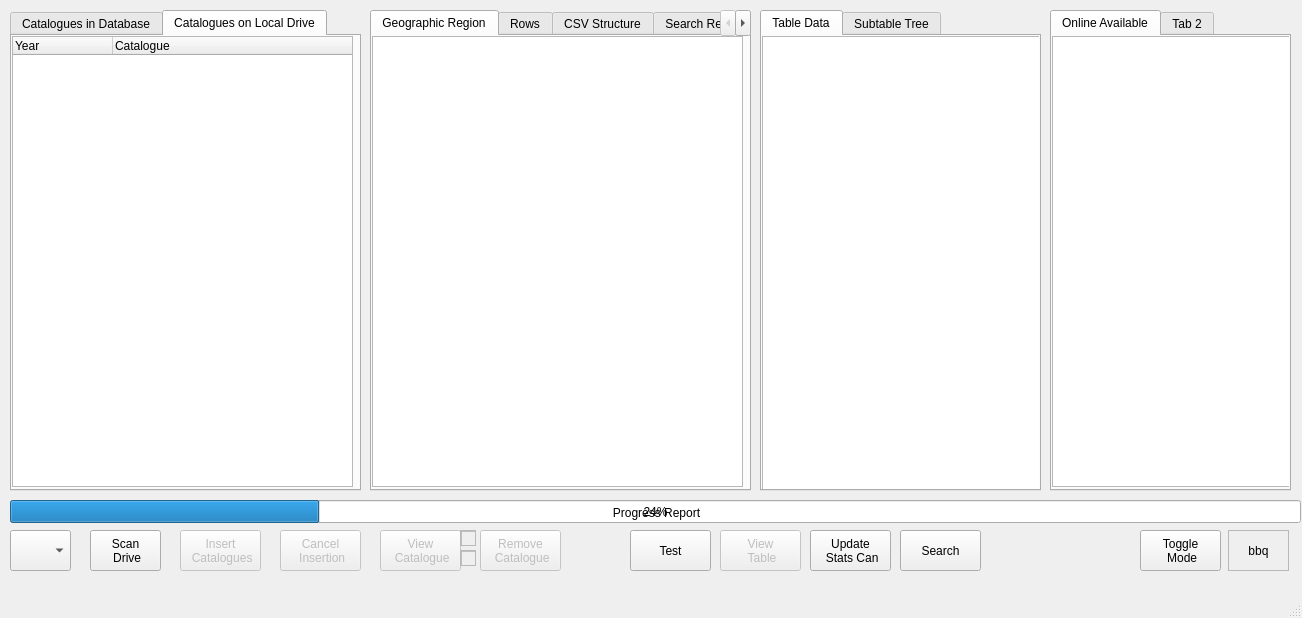
Old version of the form mainwindow.ui in the repository JBs197/SCDA-Explorer.
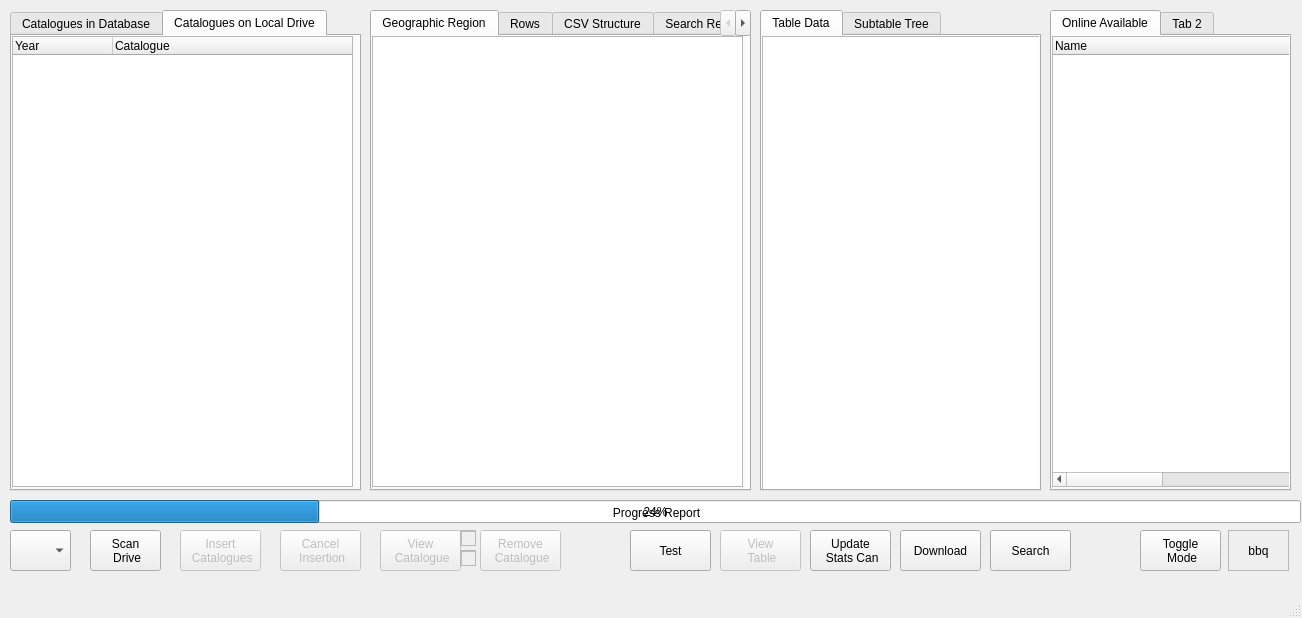
New version of the form.

What changed in the file:
```diff
--- a/mainwindow.ui
+++ b/mainwindow.ui
@@ -461,12 +461,26 @@
         <height>451</height>
        </rect>
       </property>
+      <property name="columnCount">
+       <number>2</number>
+      </property>
       <attribute name="headerVisible">
-       <bool>false</bool>
+       <bool>true</bool>
       </attribute>
+      <attribute name="headerMinimumSectionSize">
+       <number>100</number>
+      </attribute>
+      <attribute name="headerDefaultSectionSize">
+       <number>300</number>
+      </attribute>
       <column>
        <property name="text">
-        <string notr="true">1</string>
+        <string notr="true">Name</string>
+       </property>
+      </column>
+      <column>
+       <property name="text">
+        <string>Number</string>
        </property>
       </column>
      </widget>
@@ -514,7 +528,7 @@
    <widget class="QPushButton" name="pB_search">
     <property name="geometry">
      <rect>
-      <x>900</x>
+      <x>990</x>
       <y>530</y>
       <width>81</width>
       <height>41</height>
@@ -524,6 +538,19 @@
      <string>Search</string>
     </property>
    </widget>
+   <widget class="QPushButton" name="pB_download">
+    <property name="geometry">
+     <rect>
+      <x>900</x>
+      <y>530</y>
+      <width>81</width>
+      <height>41</height>
+     </rect>
+    </property>
+    <property name="text">
+     <string>Download</string>
+    </property>
+   </widget>
    <zorder>cB_drives</zorder>
    <zorder>pB_scan</zorder>
    <zorder>pB_insert</zorder>
```
Left out of the diff: 1 changed line with no effect on the pictures.
